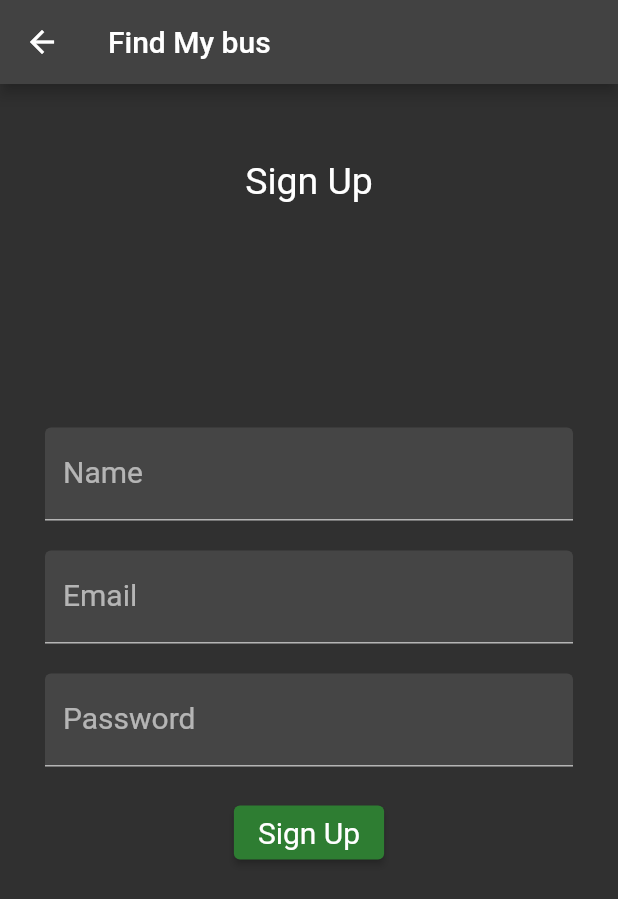
After one commit to ssavindu/rp_user_app, a Flutter app: the screen it shows after launch, after a tap on "Sign Up", on a phone screen of 412 x 824 dp. The commit adds this screen. Shown: the top 899 px of the screen. Run offline on Flutter 3.47's test engine with Material 2 defaults, Android fonts, the light colour scheme and no system bars.

Commit message:
added sign in

```diff
--- a/lib/availableBusList.dart
+++ b/lib/availableBusList.dart
@@ -1,9 +1,10 @@
+// ignore_for_file: file_names
 
 import 'package:flutter/material.dart';
 import 'package:flutter/rendering.dart';
 
 class AvailableBusListPage extends StatefulWidget {
-  const AvailableBusListPage({ Key? key }) : super(key: key);
+  const AvailableBusListPage({Key? key}) : super(key: key);
 
   @override
   _AvailableBusListPageState createState() => _AvailableBusListPageState();
@@ -17,7 +18,7 @@ class _AvailableBusListPageState extends State<AvailableBusListPage> {
         title: Text("Travel Partner"),
       ),
       body: SafeArea(
-        child:Column(
+        child: Column(
           children: <Widget>[
             Text("Next available busses for your destination"),
           ],
--- a/lib/main.dart
+++ b/lib/main.dart
@@ -1,8 +1,9 @@
 // ignore_for_file: prefer_const_literals_to_create_immutables, prefer_const_constructors
-
+import 'package:flutter/material.dart';
+import 'package:busfinder_user/src/screens/login.dart';
 import 'package:busfinder_user/src/screens/availableBusList.dart';
 import 'package:busfinder_user/src/screens/search_page.dart';
-import 'package:flutter/material.dart';
+import 'package:busfinder_user/src/screens/signup.dart';
 
 void main() => runApp(MyApp());
 
@@ -17,108 +18,11 @@ class MyApp extends StatelessWidget {
       routes: {
         '/': (context) => LoginPage(),
         '/search': (context) => SearchPage(),
-        '/track':(context) =>AvailableBusListPage(),
+        '/track': (context) => AvailableBusListPage(),
+        '/signup': (context) => SignupPage(),
       },
-     // home: AvailableBusListPage(),
+      // home: AvailableBusListPage(),
       theme: ThemeData.dark(),
     );
   }
 }
-
-class LoginPage extends StatefulWidget {
-  const LoginPage({Key? key}) : super(key: key);
-
-  @override
-  _LoginPageState createState() => _LoginPageState();
-}
-
-class _LoginPageState extends State<LoginPage> {
-
-  bool isValidEmail(String emailAddress) {
-    return RegExp(
-        r'^(([^<>()[\]\\.,;:\s@\"]+(\.[^<>()[\]\\.,;:\s@\"]+)*)|(\".+\"))@((\[[0-9]{1,3}\.[0-9]{1,3}\.[0-9]{1,3}\.[0-9]{1,3}\])|(([a-zA-Z\-0-9]+\.)+[a-zA-Z]{2,}))$')
-        .hasMatch(emailAddress);
-  }
-  @override
-  Widget build(BuildContext context) {
-    return Scaffold(
-      appBar: AppBar(
-        title: Text('Find My bus'),
-      ),
-      body: SafeArea(
-        child: ListView(
-          padding: EdgeInsets.symmetric(horizontal: 30),
-          children: <Widget>[
-            SizedBox(
-              height: 50,
-            ),
-            Text(
-              "Login",
-              style: TextStyle(fontSize: 25),
-              textAlign: TextAlign.center,
-            ),
-            SizedBox(
-              height: 150,
-            ),
-            TextFormField(
-              decoration: InputDecoration(
-                  labelText: 'Email',
-                  labelStyle: TextStyle(fontSize: 20),
-                  filled: true
-              ),
-              validator: (value){
-                if (value == null || value.isEmpty  || !isValidEmail(value)){
-                  return 'Please enter valid Email';
-                }
-                else{
-                  return null;
-                }
-              },
-            ),
-            SizedBox(
-              height: 20,
-            ),
-            TextFormField(
-              decoration: InputDecoration(
-                labelText: 'Password',
-                labelStyle: TextStyle(fontSize: 20),
-                filled: true,
-              ),
-              obscureText: true,
-              validator: (value){
-                if (value == null || value.isEmpty){
-                  return 'Please enter Password';
-                }
-                else{
-                  return null;
-                }
-              },
-            ),
-            SizedBox(
-              height: 20,
-            ),
-            Column(
-              children: <Widget>[
-                ButtonTheme(
-                  height: 50,
-                  disabledColor: Colors.blueAccent,
-                  child: ElevatedButton(
-                    style: ElevatedButton.styleFrom(
-                        textStyle: const TextStyle(fontSize: 20),
-                        primary: Colors.green[800]),
-                    onPressed: () {
-                      Navigator.pushNamed(context, '/search');
-                    },
-                    child: Text(
-                      'Login',
-                    ),
-                  ),
-                ),
-              ],
-            ),
-          ],
-        ),
-      ),
-    );
-  }
-}
--- /dev/null
+++ b/lib/src/screens/login.dart
@@ -0,0 +1,115 @@
+// ignore_for_file: prefer_const_literals_to_create_immutables, prefer_const_constructors
+import 'package:flutter/material.dart';
+
+class LoginPage extends StatefulWidget {
+  const LoginPage({Key? key}) : super(key: key);
+
+  @override
+  _LoginPageState createState() => _LoginPageState();
+}
+
+class _LoginPageState extends State<LoginPage> {
+  bool isValidEmail(String emailAddress) {
+    return RegExp(
+            r'^(([^<>()[\]\\.,;:\s@\"]+(\.[^<>()[\]\\.,;:\s@\"]+)*)|(\".+\"))@((\[[0-9]{1,3}\.[0-9]{1,3}\.[0-9]{1,3}\.[0-9]{1,3}\])|(([a-zA-Z\-0-9]+\.)+[a-zA-Z]{2,}))$')
+        .hasMatch(emailAddress);
+  }
+
+  @override
+  Widget build(BuildContext context) {
+    return Scaffold(
+      appBar: AppBar(
+        title: Text('Find My bus'),
+      ),
+      body: SafeArea(
+        child: ListView(
+          padding: EdgeInsets.symmetric(horizontal: 30),
+          children: <Widget>[
+            SizedBox(
+              height: 50,
+            ),
+            Text(
+              "Login",
+              style: TextStyle(fontSize: 25),
+              textAlign: TextAlign.center,
+            ),
+            SizedBox(
+              height: 150,
+            ),
+            TextFormField(
+              decoration: InputDecoration(
+                  labelText: 'Email',
+                  labelStyle: TextStyle(fontSize: 20),
+                  filled: true),
+              validator: (value) {
+                if (value == null || value.isEmpty || !isValidEmail(value)) {
+                  return 'Please enter valid Email';
+                } else {
+                  return null;
+                }
+              },
+            ),
+            SizedBox(
+              height: 20,
+            ),
+            TextFormField(
+              decoration: InputDecoration(
+                labelText: 'Password',
+                labelStyle: TextStyle(fontSize: 20),
+                filled: true,
+              ),
+              obscureText: true,
+              validator: (value) {
+                if (value == null || value.isEmpty) {
+                  return 'Please enter Password';
+                } else {
+                  return null;
+                }
+              },
+            ),
+            SizedBox(
+              height: 20,
+            ),
+            Column(
+              children: <Widget>[
+                ButtonTheme(
+                  height: 50,
+                  disabledColor: Colors.blueAccent,
+                  child: ElevatedButton(
+                    style: ElevatedButton.styleFrom(
+                        textStyle: const TextStyle(fontSize: 20),
+                        primary: Colors.green[800]),
+                    onPressed: () {
+                      Navigator.pushNamed(context, '/search');
+                    },
+                    child: Text(
+                      'Login',
+                    ),
+                  ),
+                ),
+                SizedBox(
+                  height: 20,
+                ),
+                ButtonTheme(
+                  height: 50,
+                  disabledColor: Colors.blueAccent,
+                  child: ElevatedButton(
+                    style: ElevatedButton.styleFrom(
+                        textStyle: const TextStyle(fontSize: 20),
+                        primary: Colors.green[800]),
+                    onPressed: () {
+                      Navigator.pushNamed(context, '/signup');
+                    },
+                    child: Text(
+                      'Sign Up',
+                    ),
+                  ),
+                ),
+              ],
+            ),
+          ],
+        ),
+      ),
+    );
+  }
+}
--- /dev/null
+++ b/lib/src/screens/signup.dart
@@ -0,0 +1,95 @@
+// ignore_for_file: prefer_const_constructors
+
+import 'package:flutter/material.dart';
+
+class SignupPage extends StatefulWidget {
+  const SignupPage({Key? key}) : super(key: key);
+
+  @override
+  _SignupPageState createState() => _SignupPageState();
+}
+
+class _SignupPageState extends State<SignupPage> {
+  @override
+  Widget build(BuildContext context) {
+    return Scaffold(
+      appBar: AppBar(
+        title: Text('Find My bus'),
+      ),
+      body: SafeArea(
+        child: ListView(
+          padding: EdgeInsets.symmetric(horizontal: 30),
+          children: <Widget>[
+            SizedBox(
+              height: 50,
+            ),
+            Text(
+              "Sign Up",
+              style: TextStyle(fontSize: 25),
+              textAlign: TextAlign.center,
+            ),
+            SizedBox(
+              height: 150,
+            ),
+            TextFormField(
+              decoration: InputDecoration(
+                  labelText: 'Name',
+                  labelStyle: TextStyle(fontSize: 20),
+                  filled: true),
+            ),
+            SizedBox(
+              height: 20,
+            ),
+            TextFormField(
+              decoration: InputDecoration(
+                  labelText: 'Email',
+                  labelStyle: TextStyle(fontSize: 20),
+                  filled: true),
+            ),
+            SizedBox(
+              height: 20,
+            ),
+            TextFormField(
+              // ignore: prefer_const_constructors
+              decoration: InputDecoration(
+                labelText: 'Password',
+                labelStyle: TextStyle(fontSize: 20),
+                filled: true,
+              ),
+              obscureText: true,
+              validator: (value) {
+                if (value == null || value.isEmpty) {
+                  return 'Please enter Password';
+                } else {
+                  return null;
+                }
+              },
+            ),
+            SizedBox(
+              height: 20,
+            ),
+            Column(
+              children: <Widget>[
+                ButtonTheme(
+                  height: 50,
+                  disabledColor: Colors.blueAccent,
+                  child: ElevatedButton(
+                    style: ElevatedButton.styleFrom(
+                        textStyle: const TextStyle(fontSize: 20),
+                        primary: Colors.green[800]),
+                    onPressed: () {
+                      Navigator.pushNamed(context, '/search');
+                    },
+                    child: Text(
+                      'Sign Up',
+                    ),
+                  ),
+                ),
+              ],
+            ),
+          ],
+        ),
+      ),
+    );
+  }
+}
```
